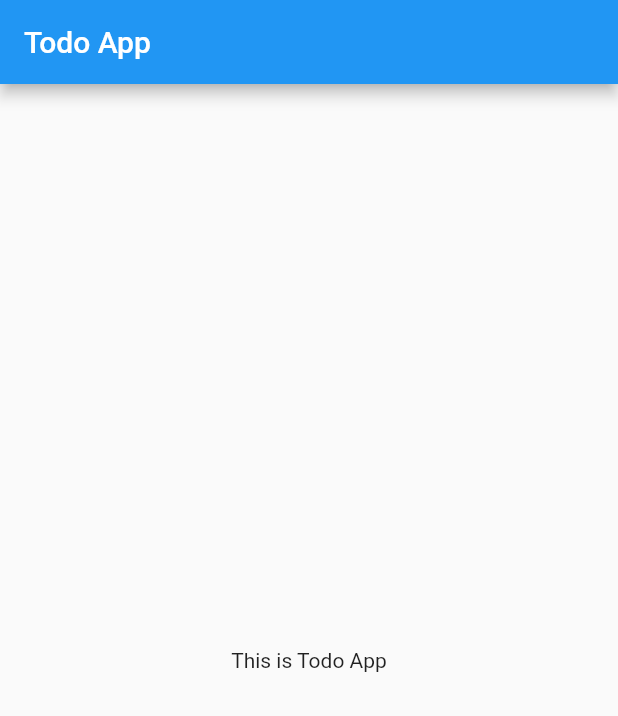
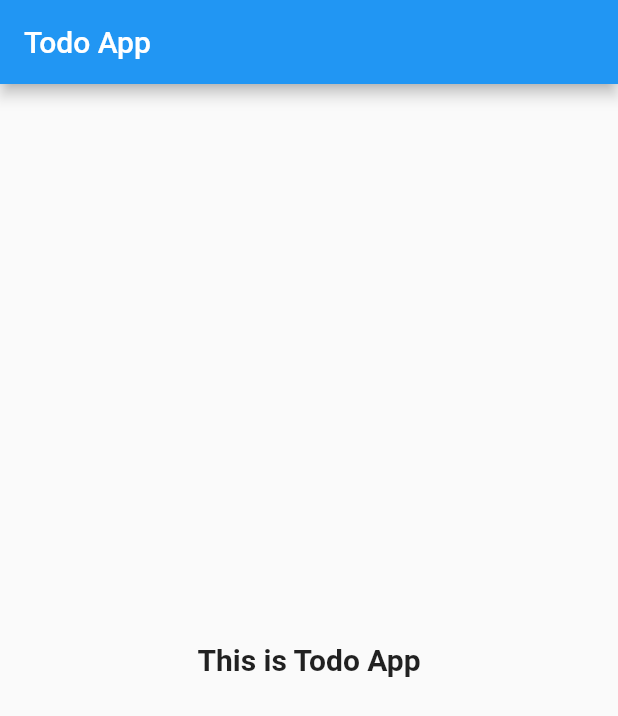
Before and after one commit to ahmedraza55592/todo-app, a Flutter app: the screen it shows after launch, on a phone screen of 412 x 824 dp. Shown: the top 716 px of the screen. Run offline on Flutter 3.47's test engine with Material 2 defaults, Android fonts, the phone set to English and light mode, and no system bars.

Commit message:
master new commit

```diff
--- a/lib/main.dart
+++ b/lib/main.dart
@@ -15,7 +15,12 @@ class App extends StatelessWidget {
         body: Center(
 
           child: Text(
-            "This is Todo App"
+            "This is Todo App",
+            style: TextStyle(
+              fontSize: 20.0,
+              fontWeight: FontWeight.bold
+
+            ),
           ),
         ),
 
```
